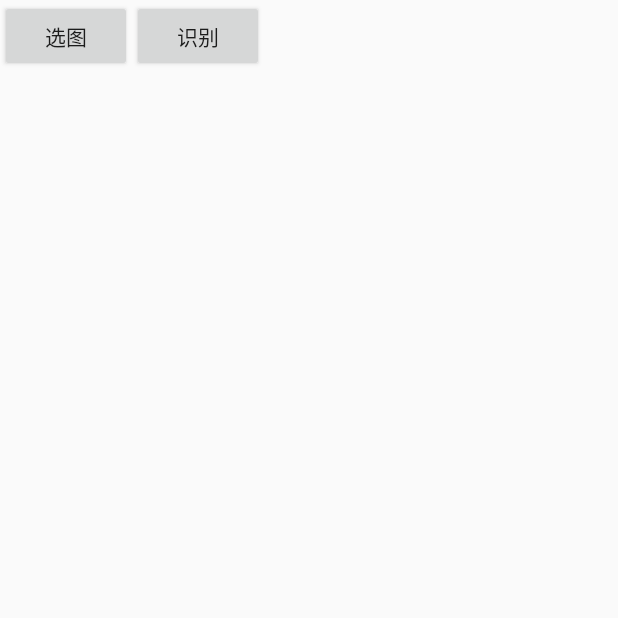
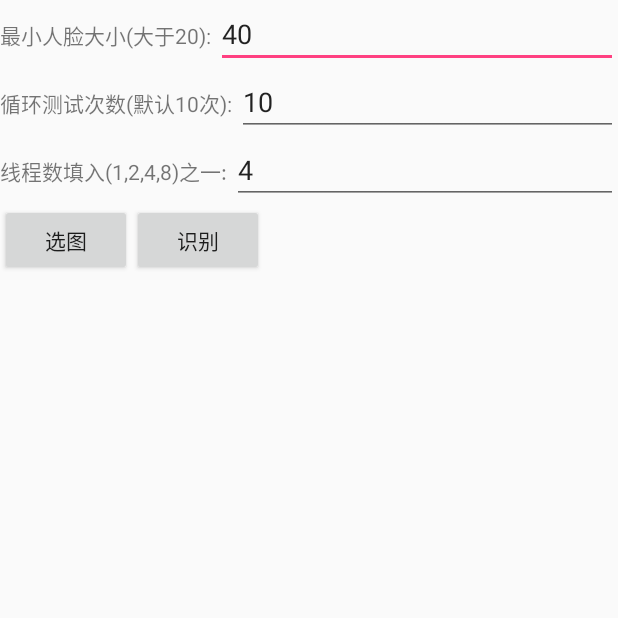
Before and after one commit to moli232777144/mtcnn_ncnn, an Android app: the screen it shows after launch (MainActivity), on a phone screen of 412 x 824 dp, the top half of it. Run offline under Robolectric (Android 15) with nearby library versions, the light colour scheme and no system bars; network calls fail; 3 statements that could not run were skipped.

Commit message:
1.ncnn更新至3.14版本； 2.增加可调参数的相关接口及界面；

```diff
--- a/mtcnn_AS/app/build.gradle
+++ b/mtcnn_AS/app/build.gradle
@@ -16,7 +16,7 @@ android {
         }
         externalNativeBuild {
             cmake {
-                arguments "-DANDROID_TOOLCHAIN=gcc"
+                arguments "-DANDROID_TOOLCHAIN=clang"
                 cFlags "-fopenmp -O2 -fvisibility=hidden -fomit-frame-pointer -fstrict-aliasing -ffunction-sections -fdata-sections -ffast-math "
                 cppFlags "-fopenmp -O2 -fvisibility=hidden -fvisibility-inlines-hidden -fomit-frame-pointer -fstrict-aliasing -ffunction-sections -fdata-sections -ffast-math "
                 cppFlags ""
--- a/mtcnn_AS/app/src/main/java/com/mtcnn_as/MTCNN.java
+++ b/mtcnn_AS/app/src/main/java/com/mtcnn_as/MTCNN.java
@@ -14,6 +14,15 @@ public class MTCNN{
     //人脸检测模型反初始化
     public native boolean FaceDetectionModelUnInit();
 
+    //检测的最小人脸设置
+    public native boolean SetMinFaceSize(int minSize);
+
+    //线程设置
+    public native boolean SetThreadsNumber(int threadsNumber);
+
+    //循环测试次数
+    public native boolean SetTimeCount(int timeCount);
+
     static {
         System.loadLibrary("mtcnn");
     }
--- a/mtcnn_AS/app/src/main/java/com/mtcnn_as/MainActivity.java
+++ b/mtcnn_AS/app/src/main/java/com/mtcnn_as/MainActivity.java
@@ -12,6 +12,8 @@ import android.net.Uri;
 import android.os.Bundle;
 import android.os.Environment;
 import android.support.v4.app.ActivityCompat;
+import android.support.v7.widget.AppCompatEditText;
+import android.text.TextUtils;
 import android.util.Log;
 import android.view.View;
 import android.widget.Button;
@@ -36,6 +38,12 @@ public class MainActivity extends Activity {
     private TextView infoResult;
     private ImageView imageView;
     private Bitmap yourSelectedImage = null;
+
+    AppCompatEditText etMinFaceSize,etTestTimeCount,etThreadsNumber;
+    private int minFaceSize = 40;
+    private int testTimeCount = 10;
+    private int threadsNumber = 4;
+
 
     private MTCNN mtcnn = new MTCNN();
     /**
@@ -89,9 +97,14 @@ public class MainActivity extends Activity {
         String sdPath = sdDir.toString() + "/mtcnn/";
         mtcnn.FaceDetectionModelInit(sdPath);
 
-
         infoResult = (TextView) findViewById(R.id.infoResult);
         imageView = (ImageView) findViewById(R.id.imageView);
+
+        etMinFaceSize = (AppCompatEditText) findViewById(R.id.etMinFaceSize);
+        etTestTimeCount = (AppCompatEditText) findViewById(R.id.etTestTimeCount);
+        etThreadsNumber = (AppCompatEditText) findViewById(R.id.etThreadsNumber);
+
+
 
         Button buttonImage = (Button) findViewById(R.id.buttonImage);
         buttonImage.setOnClickListener(new View.OnClickListener() {
@@ -109,6 +122,23 @@ public class MainActivity extends Activity {
             public void onClick(View arg0) {
                 if (yourSelectedImage == null)
                     return;
+
+                minFaceSize = Integer.valueOf(TextUtils.isEmpty(etMinFaceSize.getText().toString()) ? "40" : etMinFaceSize.getText().toString());
+                testTimeCount = Integer.valueOf(TextUtils.isEmpty(etTestTimeCount.getText().toString()) ? "10" : etTestTimeCount.getText().toString());
+                threadsNumber = Integer.valueOf(TextUtils.isEmpty(etThreadsNumber.getText().toString()) ? "4" : etThreadsNumber.getText().toString());
+
+                if (threadsNumber != 1&&threadsNumber != 2&&threadsNumber != 4&&threadsNumber != 8){
+                    Log.i(TAG, "线程数："+threadsNumber);
+                    infoResult.setText("线程数必须是（1，2，4，8）之一");
+                    return;
+                }
+
+
+                Log.i(TAG, "最小人脸："+minFaceSize);
+                mtcnn.SetMinFaceSize(minFaceSize);
+                mtcnn.SetTimeCount(testTimeCount);
+                mtcnn.SetThreadsNumber(threadsNumber);
+
                 //检测流程
                 int width = yourSelectedImage.getWidth();
                 int height = yourSelectedImage.getHeight();
@@ -117,11 +147,11 @@ public class MainActivity extends Activity {
                 long timeDetectFace = System.currentTimeMillis();
                 int faceInfo[]=mtcnn.FaceDetect(imageDate,width,height,4);
                 timeDetectFace = System.currentTimeMillis() - timeDetectFace;
-                Log.i(TAG, "人脸检测时间："+timeDetectFace);
+                Log.i(TAG, "人脸平均检测时间："+timeDetectFace/testTimeCount);
 
                if(faceInfo.length>1){
                    int faceNum = faceInfo[0];
-                   infoResult.setText("图宽："+width+"高："+height+"人脸检测时间："+timeDetectFace+" 数目：" + faceNum);
+                   infoResult.setText("图宽："+width+"高："+height+"人脸平均检测时间："+timeDetectFace/testTimeCount+" 数目：" + faceNum);
                    Log.i(TAG, "图宽："+width+"高："+height+" 人脸数目：" + faceNum );
 
                    Bitmap drawBitmap = yourSelectedImage.copy(Bitmap.Config.ARGB_8888, true);
@@ -137,6 +167,12 @@ public class MainActivity extends Activity {
                        paint.setStyle(Paint.Style.STROKE);//不填充
                        paint.setStrokeWidth(5);  //线的宽度
                        canvas.drawRect(left, top, right, bottom, paint);
+                       //画特征点
+                       canvas.drawPoints(new float[]{faceInfo[5+14*i],faceInfo[10+14*i],
+                                                     faceInfo[6+14*i],faceInfo[11+14*i],
+                                                     faceInfo[7+14*i],faceInfo[12+14*i],
+                                                     faceInfo[8+14*i],faceInfo[13+14*i],
+                                                     faceInfo[9+14*i],faceInfo[14+14*i]}, paint);//画多个点
                    }
                    imageView.setImageBitmap(drawBitmap);
                 }else{
--- a/mtcnn_AS/app/src/main/res/layout/main.xml
+++ b/mtcnn_AS/app/src/main/res/layout/main.xml
@@ -5,10 +5,66 @@
     android:layout_height="fill_parent">
 
     <LinearLayout
+        android:layout_width="match_parent"
+        android:layout_height="wrap_content"
+        android:orientation="horizontal">
+
+        <android.support.v7.widget.AppCompatTextView
+            android:layout_width="wrap_content"
+            android:layout_height="wrap_content"
+            android:text="最小人脸大小(大于20): " />
+
+        <android.support.v7.widget.AppCompatEditText
+            android:id="@+id/etMinFaceSize"
+            android:layout_width="match_parent"
+            android:layout_height="wrap_content"
+            android:hint="40"
+            android:inputType="number"
+            android:text="40" />
+    </LinearLayout>
+
+    <LinearLayout
+        android:layout_width="match_parent"
+        android:layout_height="wrap_content"
+        android:orientation="horizontal">
+
+        <android.support.v7.widget.AppCompatTextView
+            android:layout_width="wrap_content"
+            android:layout_height="wrap_content"
+            android:text="循环测试次数(默认10次): " />
+
+        <android.support.v7.widget.AppCompatEditText
+            android:id="@+id/etTestTimeCount"
+            android:layout_width="match_parent"
+            android:layout_height="wrap_content"
+            android:hint="10"
+            android:inputType="number"
+            android:text="10" />
+    </LinearLayout>
+
+    <LinearLayout
+        android:layout_width="match_parent"
+        android:layout_height="wrap_content"
+        android:orientation="horizontal">
+
+        <android.support.v7.widget.AppCompatTextView
+            android:layout_width="wrap_content"
+            android:layout_height="wrap_content"
+            android:text="线程数填入(1,2,4,8)之一: " />
+
+        <android.support.v7.widget.AppCompatEditText
+            android:id="@+id/etThreadsNumber"
+            android:layout_width="match_parent"
+            android:layout_height="wrap_content"
+            android:hint="4"
+            android:inputType="number"
+            android:text="4" />
+    </LinearLayout>
+
+    <LinearLayout
         android:orientation="horizontal"
         android:layout_width="fill_parent"
         android:layout_height="wrap_content">
-
         <Button
             android:id="@+id/buttonImage"
             android:layout_width="wrap_content"
```
Also changed, not shown: 12 other files. Lines whose indentation alone changed are shown as unchanged.
